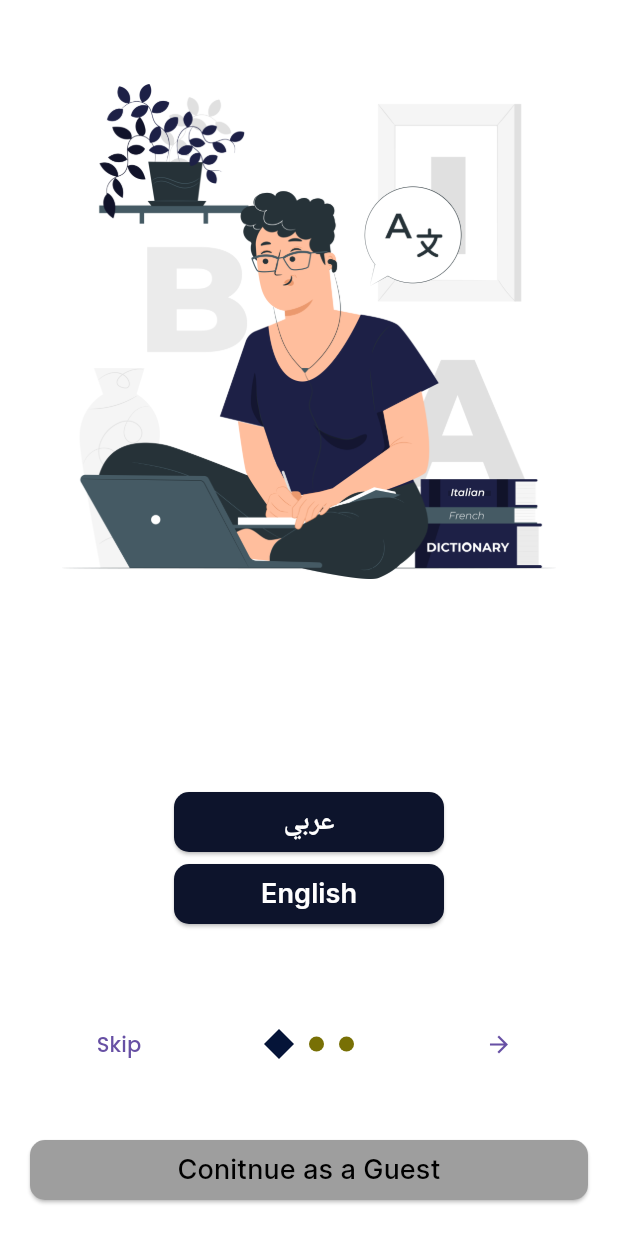
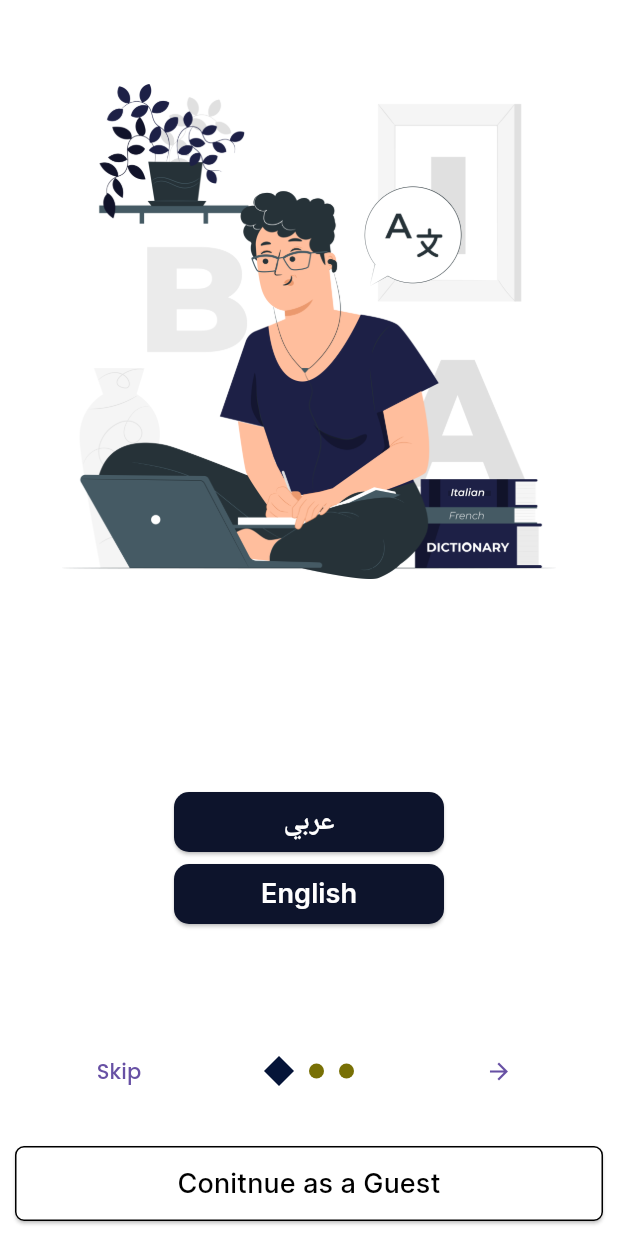
Before and after one commit to raedibrahim-2002/final_project, a Flutter app: the screen it shows after launch, on a phone screen of 412 x 824 dp. Run offline on Flutter 3.47's test engine with Material 3 defaults, Android fonts, the phone set to English and light mode, and no system bars; drawn by our look-alikes of introduction_screen; our stand-ins replace curved_navigation_bar, flutter_chat_bubble, get, pin_code_fields, shared_preferences.

Commit message:
refactoring onBoarding

```diff
--- a/lib/features/filter/presentation/views/widgets/elevated_button.dart
+++ b/lib/features/filter/presentation/views/widgets/elevated_button.dart
@@ -27,7 +27,7 @@ class ElevatedButtonItem extends StatelessWidget {
               backgroundColor: colorButton,
               // padding: EdgeInsets.symmetric(horizontal: 16, vertical: 16),
               shape: const RoundedRectangleBorder(
-                borderRadius: BorderRadius.all(Radius.circular(2)),
+                borderRadius: BorderRadius.all(Radius.circular(6)),
               ),
               side: BorderSide(color: colorBorderSide ?? colorButton)),
           onPressed: onTap,
--- a/lib/features/onboardings/presentation/onboarding1/widgets/pages.dart
+++ b/lib/features/onboardings/presentation/onboarding1/views/onBoarding_pages_view.dart
@@ -1,6 +1,6 @@
 import 'package:flutter/material.dart';
 import 'package:flutter_final_graduation_project/core/utils/assets.dart';
-import 'package:flutter_final_graduation_project/features/onboardings/presentation/onboarding1/widgets/elevatedButtons.dart';
+import 'package:flutter_final_graduation_project/features/onboardings/presentation/onboarding1/widgets/onBoardingelevatedButtons.dart';
 import 'package:introduction_screen/introduction_screen.dart';
 
 PageViewModel OnBoardingPageView1() {
@@ -12,8 +12,14 @@ PageViewModel OnBoardingPageView1() {
     footer: Column(
       mainAxisAlignment: MainAxisAlignment.center,
       children: [
-        ElevatedButtonForArabic(),
-        ElevatedButtonForEnglish(),
+        OnBoardingElevatedButtonLanguages(
+          title: OnBoardingAssets.arabicButton,
+          onPress: () {},
+        ),
+        OnBoardingElevatedButtonLanguages(
+          title: OnBoardingAssets.englishButton,
+          onPress: () {},
+        )
       ],
     ),
     image: Image.asset(
--- a/lib/features/onboardings/presentation/onboarding1/widgets/elevatedButtons.dart
+++ /dev/null
@@ -1,108 +0,0 @@
-import 'package:flutter/material.dart';
-import 'package:flutter_final_graduation_project/bottom_navigation_bar.dart';
-import 'package:flutter_final_graduation_project/core/utils/assets.dart';
-import 'package:flutter_final_graduation_project/core/utils/colors.dart';
-import 'package:shared_preferences/shared_preferences.dart';
-
-class ElevatedButtonForEnglish extends StatelessWidget {
-  const ElevatedButtonForEnglish({
-    super.key,
-  });
-
-  @override
-  Widget build(BuildContext context) {
-    return Padding(
-      padding: const EdgeInsets.symmetric(horizontal: 100),
-      child: ElevatedButton(
-        onPressed: () {},
-        style: ElevatedButton.styleFrom(
-          shape: RoundedRectangleBorder(
-              borderRadius: BorderRadius.circular(10)),
-          minimumSize: const Size(double.infinity, 40),
-          backgroundColor: const Color(0xff0D142C),
-        ),
-        child: const Text(
-          style: TextStyle(
-              color: Colors.white,
-              fontSize: 18,
-              fontWeight: FontWeightManager.semiBold,
-              fontFamily: AppString.fontfamilyInter),
-          OnBoardingAssets.englishButton,
-        ),
-      ),
-    );
-  }
-}
-
-class ElevatedButtonForArabic extends StatelessWidget {
-  const ElevatedButtonForArabic({
-    super.key,
-  });
-
-  @override
-  Widget build(BuildContext context) {
-    return Padding(
-      padding: const EdgeInsets.symmetric(horizontal: 100),
-      child: ElevatedButton(
-        onPressed: () {},
-        style: ElevatedButton.styleFrom(
-          shape: RoundedRectangleBorder(
-              borderRadius: BorderRadius.circular(10)),
-          minimumSize: const Size(double.infinity, 40),
-          backgroundColor: const Color(0xff0D142C),
-        ),
-        child: const Text(
-          style: TextStyle(
-              color: Colors.white,
-              fontSize: 18,
-              fontWeight: FontWeightManager.semiBold,
-              fontFamily: AppString.fontfamilyInter),
-          OnBoardingAssets.arabicButton,
-        ),
-      ),
-    );
-  }
-}
-
-
-class ElevatedButtonForContinuingAsGuest extends StatelessWidget {
-  const ElevatedButtonForContinuingAsGuest({
-    super.key,
-  });
-
-  @override
-  Widget build(BuildContext context) {
-    return Padding(
-      padding: const EdgeInsets.symmetric(horizontal: 20, vertical: 20),
-      child: ElevatedButton(
-        onPressed: () async {
-          Navigator.pushReplacement(
-            context,
-            MaterialPageRoute(
-              builder: (context) {
-                return BottomNavigationBarHelper();
-              },
-            ),
-          );
-          final pres = await SharedPreferences.getInstance();
-          pres.setBool("onBoarding", true);
-        },
-        style: ElevatedButton.styleFrom(
-          shape: RoundedRectangleBorder(
-              borderRadius: BorderRadius.circular(10)),
-          minimumSize: const Size(double.infinity, 40),
-          backgroundColor: BaseColors.grey,
-        ),
-        child: Text(
-          OnBoardingAssets.continueAsGuestButton,
-          style: TextStyle(
-            color: BaseColors.blackColor,
-            fontWeight: FontWeightManager.medium,
-            fontSize: 18,
-            fontFamily: AppString.fontfamilyInter,
-          ),
-        ),
-      ),
-    );
-  }
-}
--- /dev/null
+++ b/lib/features/onboardings/presentation/onboarding1/widgets/onBoardingelevatedButtons.dart
@@ -0,0 +1,41 @@
+import 'package:flutter/material.dart';
+import 'package:flutter_final_graduation_project/bottom_navigation_bar.dart';
+import 'package:flutter_final_graduation_project/core/utils/assets.dart';
+import 'package:flutter_final_graduation_project/core/utils/colors.dart';
+import 'package:shared_preferences/shared_preferences.dart';
+
+class OnBoardingElevatedButtonLanguages extends StatelessWidget {
+  final String title;
+  final VoidCallback onPress;
+  const OnBoardingElevatedButtonLanguages({
+    super.key,
+    required this.title,
+    required this.onPress,
+  });
+
+  @override
+  Widget build(BuildContext context) {
+    return Padding(
+      padding: const EdgeInsets.symmetric(
+        horizontal: 100,
+      ),
+      child: ElevatedButton(
+        onPressed: onPress,
+        style: ElevatedButton.styleFrom(
+          shape:
+              RoundedRectangleBorder(borderRadius: BorderRadius.circular(10)),
+          minimumSize: const Size(double.infinity, 40),
+          backgroundColor: const Color(0xff0D142C),
+        ),
+        child: Text(
+          style: TextStyle(
+              color: Colors.white,
+              fontSize: 18,
+              fontWeight: FontWeightManager.semiBold,
+              fontFamily: AppString.fontfamilyInter),
+          this.title,
+        ),
+      ),
+    );
+  }
+}
--- a/lib/features/onboardings/presentation/onboarding1/views/onboarding_view.dart
+++ b/lib/features/onboardings/presentation/onboarding1/widgets/onboarding_view.dart
@@ -1,8 +1,11 @@
 import 'package:flutter/material.dart';
+import 'package:flutter_final_graduation_project/bottom_navigation_bar.dart';
 import 'package:flutter_final_graduation_project/core/utils/assets.dart';
+import 'package:flutter_final_graduation_project/core/utils/colors.dart';
+import 'package:flutter_final_graduation_project/features/filter/presentation/views/widgets/elevated_button.dart';
 import 'package:flutter_final_graduation_project/features/login_and_signUp/views/login_view.dart';
-import 'package:flutter_final_graduation_project/features/onboardings/presentation/onboarding1/widgets/pages.dart';
-import 'package:flutter_final_graduation_project/features/onboardings/presentation/onboarding1/widgets/elevatedButtons.dart';
+import 'package:flutter_final_graduation_project/features/onboardings/presentation/onboarding1/views/onBoarding_pages_view.dart';
+import 'package:flutter_final_graduation_project/features/onboardings/presentation/onboarding1/widgets/onBoardingelevatedButtons.dart';
 import 'package:introduction_screen/introduction_screen.dart';
 import 'package:shared_preferences/shared_preferences.dart';
 
@@ -74,7 +77,22 @@ class _OnBoardingView1State extends State<OnBoardingView1> {
             OnBoardingAssets.signUpButton,
           ),
         ),
-        globalFooter: ElevatedButtonForContinuingAsGuest(),
+        globalFooter: ElevatedButtonItem(
+          title: OnBoardingAssets.continueAsGuestButton,
+          color: BaseColors.blackColor,
+          colorButton: BaseColors.whiteColor,
+          colorBorderSide: BaseColors.blackColor,
+          onTap: () {
+            Navigator.pushReplacement(
+              context,
+              MaterialPageRoute(
+                builder: (context) {
+                  return BottomNavigationBarHelper();
+                },
+              ),
+            );
+          },
+        ),
         showSkipButton: true,
         skip: Text(OnBoardingAssets.skip),
         showNextButton: true,
--- a/lib/features/room/presentaiton/views/room_view.dart
+++ b/lib/features/room/presentaiton/views/room_view.dart
@@ -9,7 +9,7 @@ class RoomView extends StatelessWidget {
   @override
   Widget build(BuildContext context) {
     return DefaultTabController(
-      length: 6,
+      length: 7,
       child: Scaffold(
         appBar: AppBar(
           backgroundColor: Colors.white,
@@ -74,11 +74,18 @@ class RoomView extends StatelessWidget {
                   child: Text("New classic"),
                 ),
               ),
+              Tab(
+                child: Padding(
+                  padding: EdgeInsets.symmetric(horizontal: 8.0),
+                  child: Text("Art Deco"),
+                ),
+              ),
             ],
           ),
         ),
         body: TabBarView(
           children: [
+            GrideViewBuilderForDesigns(),
             GrideViewBuilderForDesigns(),
             GrideViewBuilderForDesigns(),
             GrideViewBuilderForDesigns(),
--- a/lib/features/splash/presentation/view/widgets/splash_view_body.dart
+++ b/lib/features/splash/presentation/view/widgets/splash_view_body.dart
@@ -2,7 +2,7 @@ import 'package:flutter/material.dart';
 import 'package:flutter_final_graduation_project/bottom_navigation_bar.dart';
 import 'package:flutter_final_graduation_project/core/utils/assets.dart';
 import 'package:flutter_final_graduation_project/features/home/presentation/views/home_view.dart';
-import 'package:flutter_final_graduation_project/features/onboardings/presentation/onboarding1/views/onboarding_view.dart';
+import 'package:flutter_final_graduation_project/features/onboardings/presentation/onboarding1/widgets/onboarding_view.dart';
 import 'package:flutter_final_graduation_project/features/splash/presentation/view/widgets/sliding_text.dart';
 import 'package:get/get.dart';
 
```
